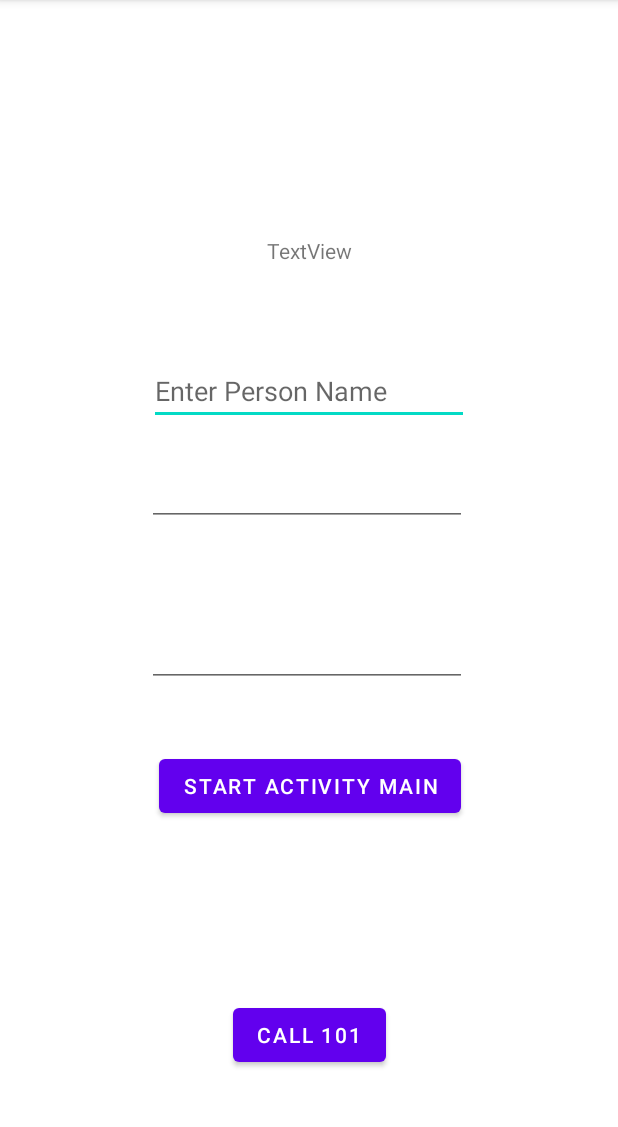
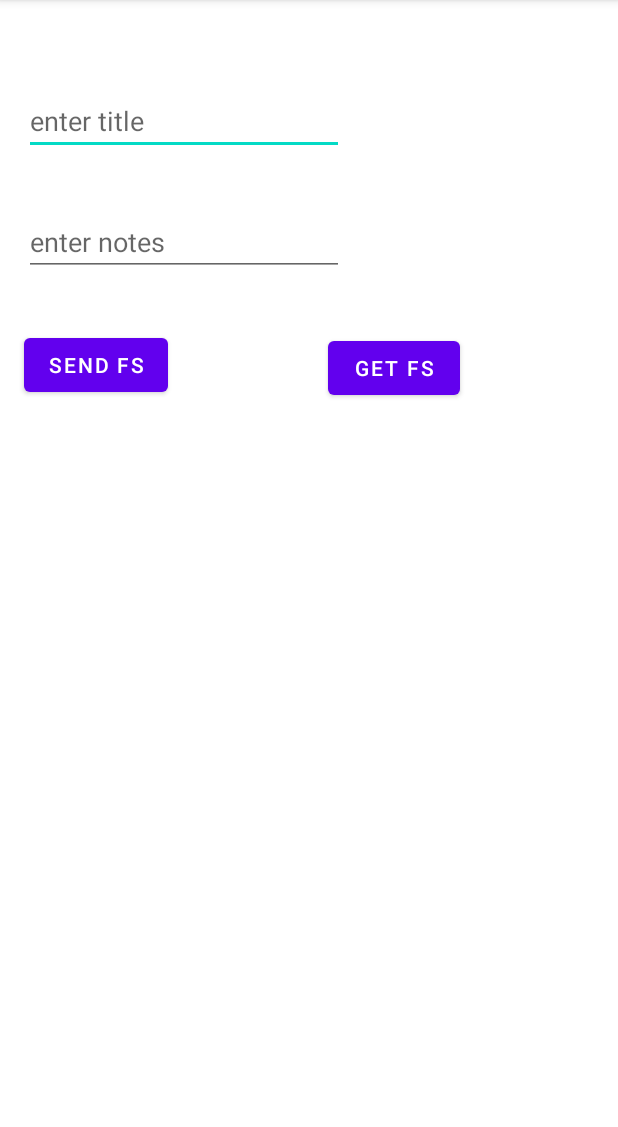
Before and after one commit to KRIXUS-alpha/Android-Demo-App, an Android app: the screen it shows after launch (HomeActivity before the commit, FireStoreActivity after it), on a phone screen of 412 x 824 dp, the part 84-1211 px from its top. Run offline under Robolectric (Android 15) with nearby library versions, the phone set to English and light mode, and no system bars; our stand-ins replace Firebase (no records; nobody signed in at launch, a user with empty details on screens opened directly).

Commit message:
Integrated Firestore, getData and sendData

```diff
--- /dev/null
+++ b/app/src/main/java/com/example/my_bajaj_app/FireStoreActivity.kt
@@ -0,0 +1,72 @@
+package com.example.my_bajaj_app
+
+import android.os.Bundle
+import android.util.Log
+import android.widget.EditText
+import androidx.appcompat.app.AppCompatActivity
+import com.google.firebase.firestore.FirebaseFirestore
+import com.google.firebase.firestore.ktx.firestore
+import com.google.firebase.ktx.Firebase
+
+
+class FireStoreActivity : AppCompatActivity() {
+
+    var TAG:String = FireStoreActivity::class.java.simpleName
+    lateinit var titleEditText: EditText
+    lateinit var notesEditText: EditText
+    lateinit var db: FirebaseFirestore
+
+
+    override fun onCreate(savedInstanceState: Bundle?) {
+
+
+        super.onCreate(savedInstanceState)
+        setContentView(R.layout.activity_fire_store)
+        db = Firebase.firestore
+        titleEditText = findViewById(R.id.etTitle)
+        notesEditText = findViewById(R.id.etNotes)
+    }
+
+    fun firestoreHandler(view: android.view.View) {
+        when(view.id){
+            R.id.btn_fssend ->{
+                sendDatatoFs()
+            }
+            R.id.btn_fsget -> {
+                getDataFs()
+            }
+        }
+    }
+
+    private fun getDataFs() {
+        db.collection("notes")
+            .get()
+            .addOnSuccessListener { result ->
+                for (document in result) {
+                    Log.d(TAG, "${document.id} => ${document.data} here")
+                }
+            }
+            .addOnFailureListener { exception ->
+                Log.w(TAG, "Error getting documents.", exception)
+            }
+    }
+
+    private fun sendDatatoFs() {
+        var title = titleEditText.text.toString()
+        var notes = notesEditText.text.toString()
+        val note = hashMapOf(
+            "title" to title,
+            "note" to notes,
+        )
+
+        // Add a new document with a generated ID
+        db.collection("notes")
+            .add(note)
+            .addOnSuccessListener { documentReference ->
+                Log.d(TAG, "DocumentSnapshot added with ID: ${documentReference.id}")
+            }
+            .addOnFailureListener { e ->
+                Log.w(TAG, "Error adding document", e)
+            }
+    }
+}
--- a/app/src/main/java/com/example/my_bajaj_app/JavaActivity.java
+++ b/app/src/main/java/com/example/my_bajaj_app/JavaActivity.java
@@ -17,7 +17,7 @@ public class JavaActivity   extends AppCompatActivity{
     protected void onCreate(Bundle savedInstanceState) {
         super.onCreate(savedInstanceState);
         setContentView(R.layout.activity_java);
-        // extracting passed extra data
+        // extracting passed extra com.example.my_bajaj_app.data
         String name = getIntent().getExtras().getString("KRIX");
         TextView mTextView = findViewById(R.id.tvMain);
         mTextView.setText(name);
@@ -48,7 +48,7 @@ public class JavaActivity   extends AppCompatActivity{
         Toast.makeText(this, "loggin in", Toast.LENGTH_SHORT).show();
         Intent mIntent;
         mIntent  = new Intent(JavaActivity.this,MainActivity.class);
-        mIntent.putExtra("krix","krixus"); // adding data to be passed b/n activities
+        mIntent.putExtra("krix","krixus"); // adding com.example.my_bajaj_app.data to be passed b/n activities
         startActivity(mIntent);
     }
 }
--- /dev/null
+++ b/app/src/main/java/com/example/my_bajaj_app/data/Word.kt
@@ -0,0 +1,4 @@
+package com.example.my_bajaj_app.data
+
+class Word {
+}
--- /dev/null
+++ b/app/src/main/res/layout/activity_fire_store.xml
@@ -0,0 +1,57 @@
+<?xml version="1.0" encoding="utf-8"?>
+<androidx.constraintlayout.widget.ConstraintLayout xmlns:android="http://schemas.android.com/apk/res/android"
+    xmlns:app="http://schemas.android.com/apk/res-auto"
+    xmlns:tools="http://schemas.android.com/tools"
+    android:layout_width="match_parent"
+    android:layout_height="match_parent"
+    tools:context=".FireStoreActivity">
+
+    <EditText
+        android:id="@+id/etTitle"
+        android:layout_width="wrap_content"
+        android:layout_height="wrap_content"
+        android:layout_marginStart="16dp"
+        android:layout_marginTop="58dp"
+        android:ems="10"
+        android:hint="enter title"
+        android:inputType="textPersonName"
+        app:layout_constraintStart_toStartOf="parent"
+        app:layout_constraintTop_toTopOf="parent" />
+
+    <EditText
+        android:id="@+id/etNotes"
+        android:layout_width="wrap_content"
+        android:layout_height="wrap_content"
+        android:layout_marginStart="16dp"
+        android:layout_marginTop="35dp"
+        android:ems="10"
+        android:hint="enter notes"
+        android:inputType="textPersonName"
+        app:layout_constraintStart_toStartOf="parent"
+        app:layout_constraintTop_toBottomOf="@+id/etTitle" />
+
+    <Button
+        android:id="@+id/btn_fssend"
+        android:layout_width="wrap_content"
+        android:layout_height="wrap_content"
+        android:layout_marginStart="16dp"
+        android:layout_marginTop="35dp"
+        android:onClick="firestoreHandler"
+        android:text="send fs"
+        app:layout_constraintStart_toStartOf="parent"
+        app:layout_constraintTop_toBottomOf="@+id/etNotes" />
+
+    <Button
+        android:id="@+id/btn_fsget"
+        android:layout_width="wrap_content"
+        android:layout_height="wrap_content"
+        android:layout_marginStart="106dp"
+        android:layout_marginTop="37dp"
+        android:layout_marginEnd="105dp"
+        android:onClick="firestoreHandler"
+
+        android:text="get fs"
+        app:layout_constraintEnd_toEndOf="parent"
+        app:layout_constraintStart_toEndOf="@+id/btn_fssend"
+        app:layout_constraintTop_toBottomOf="@+id/etNotes" />
+</androidx.constraintlayout.widget.ConstraintLayout>
```
Also changed, not shown: app/build.gradle (+43 -0 lines), app/src/main/AndroidManifest.xml (+7 -5 lines), app/src/main/java/com/example/my_bajaj_app/HomeActivity.kt (+5 -5 lines), build.gradle (+23 -0 lines).
